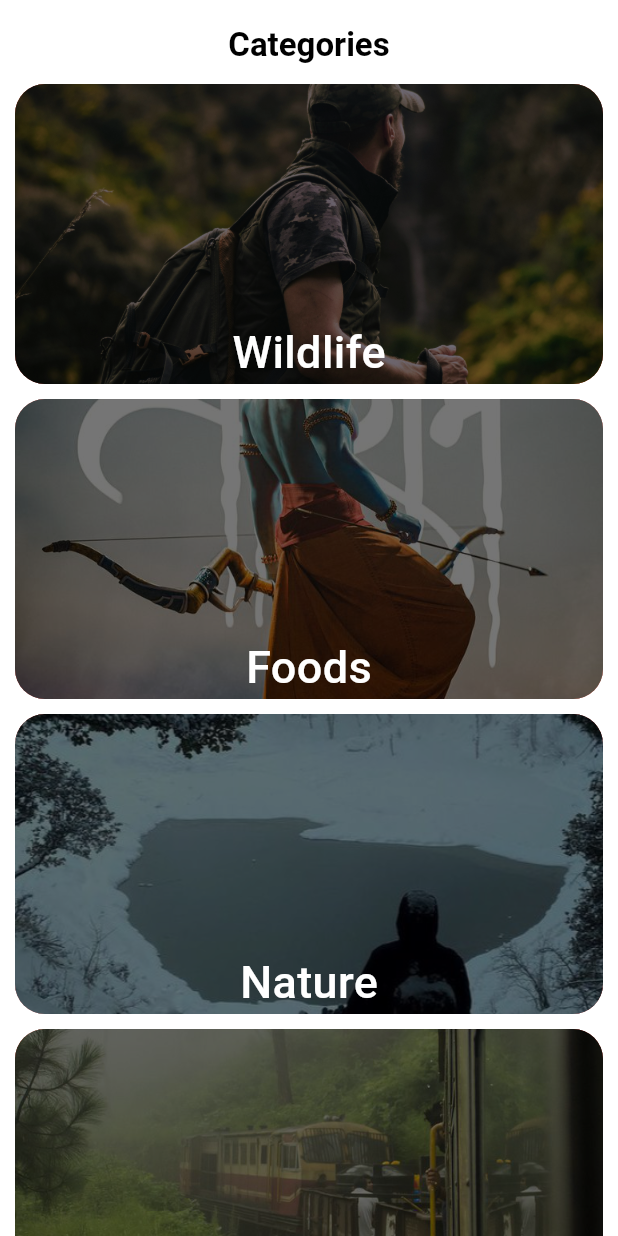
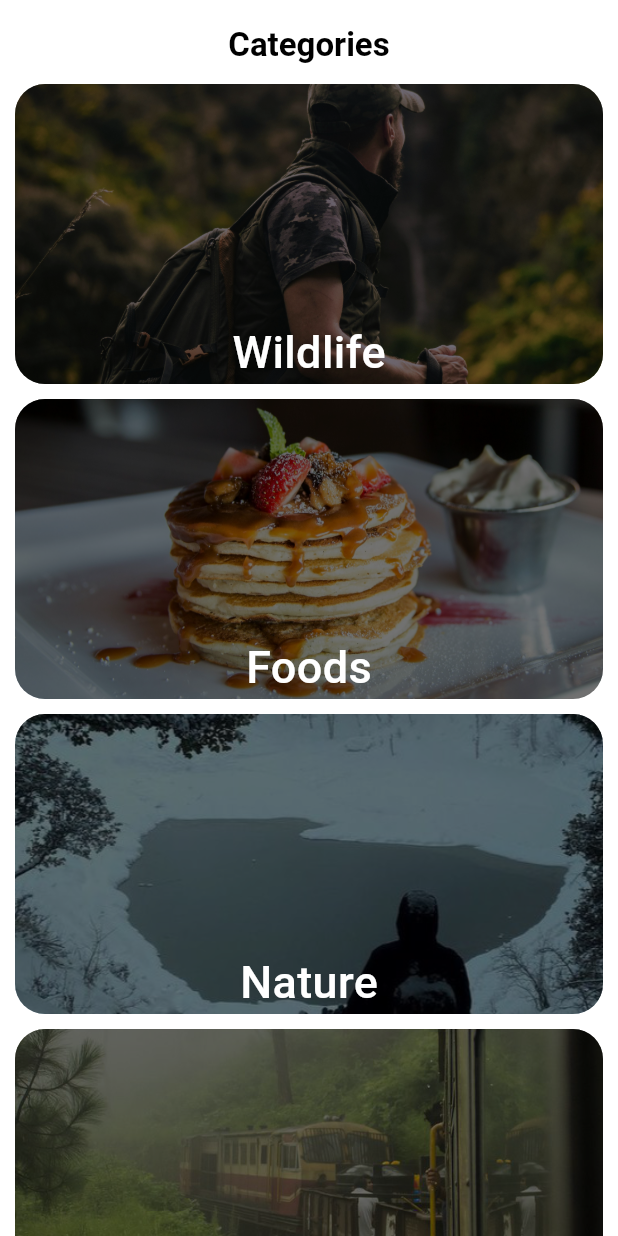
Before and after one commit to lakhanleo/wallzy, a Flutter app: the CategoriesScreen screen opened directly, on a phone screen of 412 x 824 dp. Run offline on Flutter 3.47's test engine with Material 3 defaults, Android fonts, the phone set to English and light mode, and no system bars; our stand-ins replace awesome_snackbar_content, cached_network_image, carousel_slider, cloud_firestore, curved_navigation_bar, dio and 7 more; accounts and stored records are empty; Roboto replaces fonts that are missing (Outfit).

Commit message:
app done

```diff
--- a/lib/main.dart
+++ b/lib/main.dart
@@ -26,7 +26,8 @@ class MyApp extends StatelessWidget {
         colorScheme: ColorScheme.fromSeed(seedColor: Colors.deepPurple),
         useMaterial3: true,
       ),
-      home: const UserLogin(),
+      // home: const UserLogin(),
+      home: const BottomNav(),
     );
   }
 }
--- a/lib/service/database.dart
+++ b/lib/service/database.dart
@@ -5,4 +5,9 @@ class DatabaseMethods{
   Future addWallpaper(Map<String,dynamic> wallpaperInfoMap, String id,String category) async{
     return await FirebaseFirestore.instance.collection(category).doc(id).set(wallpaperInfoMap);
   }
+
+  Future<Stream<QuerySnapshot>> getCategory (String name) async{
+    return await FirebaseFirestore.instance.collection(name).snapshots();
+  }
+
 }
--- a/lib/views/screens/categories.dart
+++ b/lib/views/screens/categories.dart
@@ -1,4 +1,7 @@
+import 'package:flutter/cupertino.dart';
 import 'package:flutter/material.dart';
+import 'package:flutter/widgets.dart';
+import 'package:wallzy/views/screens/wallpaper.dart';
 
 class CategoriesScreen extends StatefulWidget {
   const CategoriesScreen({super.key});
@@ -31,11 +34,14 @@ class _CategoriesScreenState extends State<CategoriesScreen> {
       body: SingleChildScrollView(
         child: Column(
           children: [
-            Container(
+            GestureDetector(
+              onTap: () {
+                Navigator.push(context, MaterialPageRoute(builder: (context) => Wallpaper(category: "Wildlife"),));
+              },
+              child: Container(
                 margin: EdgeInsets.only(left: 10, bottom: 10, right: 10),
                 width: MediaQuery.of(context).size.width,
-              decoration: BoxDecoration(
-                  color: Colors.red, borderRadius: BorderRadius.circular(20)),
+                decoration: BoxDecoration(borderRadius: BorderRadius.circular(20)),
                 child: Stack(
                   children: [
                     ClipRRect(
@@ -63,17 +69,21 @@ class _CategoriesScreenState extends State<CategoriesScreen> {
                   ],
                 ),
               ),
-            Container(
+            ),
+            GestureDetector(
+              onTap: () {
+                Navigator.push(context, MaterialPageRoute(builder: (context) => Wallpaper(category: "Foods"),));
+              },
+              child: Container(
                 margin: EdgeInsets.only(left: 10, bottom: 10, right: 10),
                 width: MediaQuery.of(context).size.width,
-              decoration: BoxDecoration(
-                  color: Colors.red, borderRadius: BorderRadius.circular(20)),
+                decoration: BoxDecoration(borderRadius: BorderRadius.circular(20)),
                 child: Stack(
                   children: [
                     ClipRRect(
                       borderRadius: BorderRadius.circular(20),
                       child: Image.asset(
-                      "lib/assets/images/wallpaper2.jpeg",
+                        "lib/assets/images/wallpaper2.jpg",
                         width: MediaQuery.of(context).size.width,
                         height: 200,
                         fit: BoxFit.cover,
@@ -95,11 +105,15 @@ class _CategoriesScreenState extends State<CategoriesScreen> {
                   ],
                 ),
               ),
-            Container(
+            ),
+            GestureDetector(
+              onTap: () {
+                Navigator.push(context, MaterialPageRoute(builder: (context) => Wallpaper(category: "Nature"),));
+              },
+              child: Container(
                 margin: EdgeInsets.only(left: 10, bottom: 10, right: 10),
                 width: MediaQuery.of(context).size.width,
-              decoration: BoxDecoration(
-                  color: Colors.red, borderRadius: BorderRadius.circular(20)),
+                decoration: BoxDecoration(borderRadius: BorderRadius.circular(20)),
                 child: Stack(
                   children: [
                     ClipRRect(
@@ -127,11 +141,15 @@ class _CategoriesScreenState extends State<CategoriesScreen> {
                   ],
                 ),
               ),
-            Container(
+            ),
+            GestureDetector(
+              onTap: () {
+                Navigator.push(context, MaterialPageRoute(builder: (context) => Wallpaper(category: "City"),));
+              },
+              child: Container(
                 margin: EdgeInsets.only(left: 10, bottom: 10, right: 10),
                 width: MediaQuery.of(context).size.width,
-              decoration: BoxDecoration(
-                  color: Colors.red, borderRadius: BorderRadius.circular(20)),
+                decoration: BoxDecoration(borderRadius: BorderRadius.circular(20)),
                 child: Stack(
                   children: [
                     ClipRRect(
@@ -159,6 +177,7 @@ class _CategoriesScreenState extends State<CategoriesScreen> {
                   ],
                 ),
               ),
+            ),
           ],
         ),
       ),
```
Also changed, not shown: lib/views/components/widget.dart (+8 -2 lines), lib/views/screens/full_screen.dart (added, +94 -0 lines), lib/views/screens/home.dart (+9 -2 lines), lib/views/screens/user_panel/add_wallpaper.dart (+12 -6 lines), lib/views/screens/wallpaper.dart (+62 -0 lines), pubspec.yaml (+9 -0 lines), lib/assets/images/app_icon.jpeg (added), lib/assets/images/wallpaper2.jpeg (deleted), lib/assets/images/wallpaper2.jpg (added), pubspec.lock, 18 other files. Lines whose indentation alone changed are shown as unchanged.
